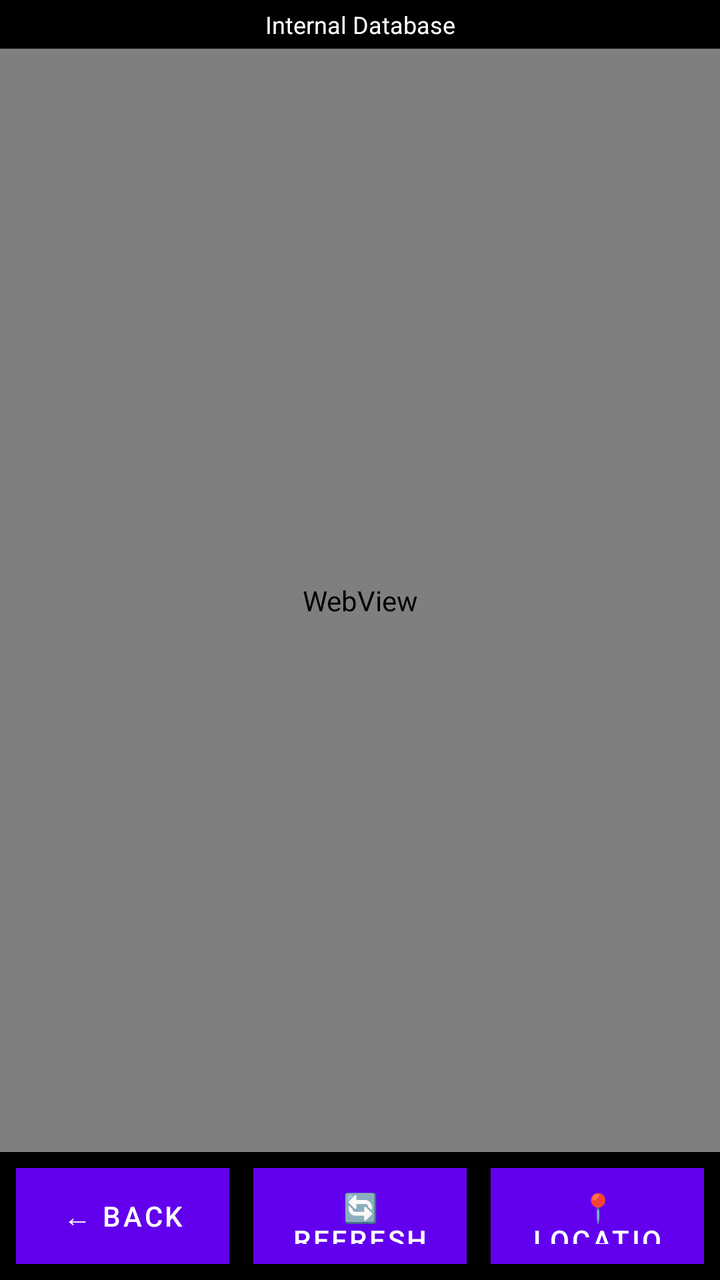
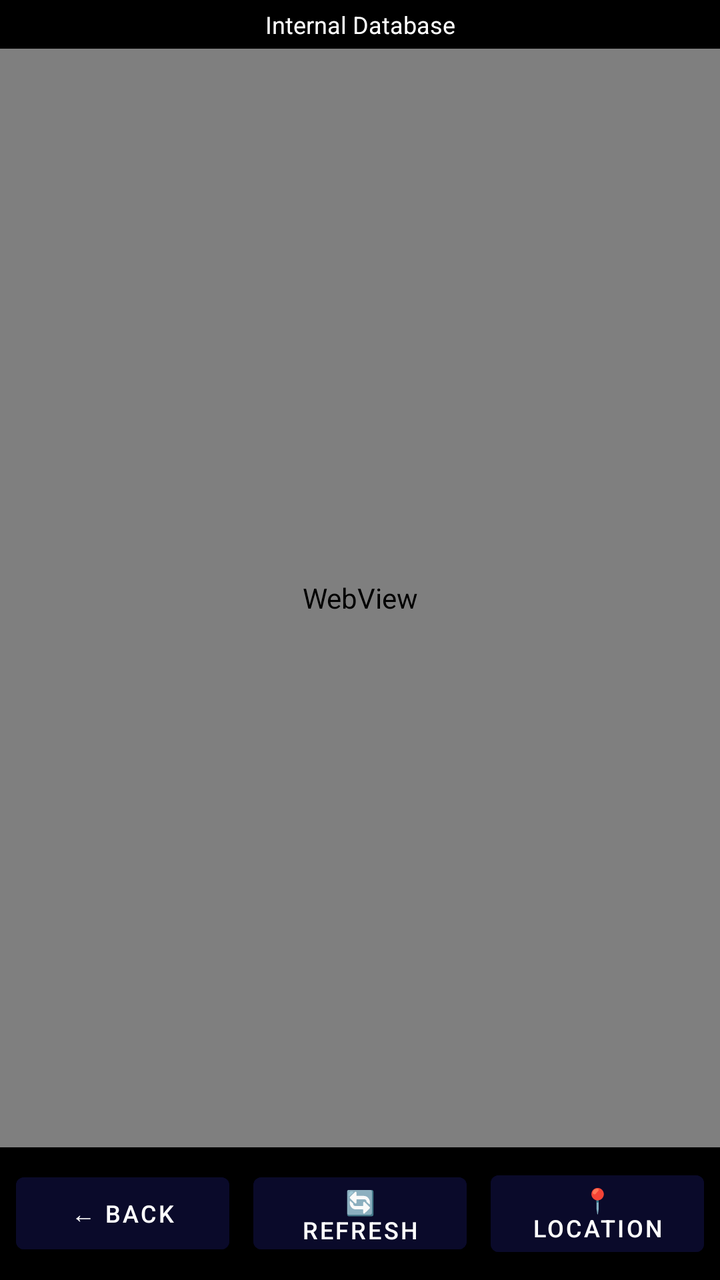

Two renders of the same Android screen: before a commit and after it. Below are the layout's source before the change and the commit's diff.
<!-- AndroidManifest.xml: activity theme Theme.MaterialComponents.DayNight.NoActionBar -->
<!-- res/layout/activity_map.xml -->
<?xml version="1.0" encoding="utf-8"?>
<RelativeLayout xmlns:android="http://schemas.android.com/apk/res/android"
    android:layout_width="match_parent"
    android:layout_height="match_parent"
    android:background="#000000">

    
    <WebView
        android:id="@+id/map_webview"
        android:layout_width="match_parent"
        android:layout_height="match_parent"
        android:layout_above="@+id/button_layout"
        android:layout_below="@+id/db_status_text" />

    
    <TextView
        android:id="@+id/db_status_text"
        android:layout_width="match_parent"
        android:layout_height="wrap_content"
        android:layout_alignParentTop="true"
        android:background="#AA000000"
        android:text="@string/internal_database"
        android:textColor="#FFFFFF"
        android:textSize="12sp"
        android:padding="4dp"
        android:gravity="center" />

    
    <LinearLayout
        android:id="@+id/button_layout"
        android:layout_width="match_parent"
        android:layout_height="wrap_content"
        android:layout_alignParentBottom="true"
        android:orientation="horizontal"
        android:background="#CC000000"
        android:padding="8dp"
        android:gravity="center">

        
        <Button
            android:id="@+id/back_button"
            android:layout_width="0dp"
            android:layout_height="48dp"
            android:layout_weight="1"
            android:layout_marginEnd="8dp"
            android:text="@string/back"
            android:textColor="#FFFFFF"
            android:background="#FF4444"
            android:textSize="14sp" />

        
        <Button
            android:id="@+id/refresh_button"
            android:layout_width="0dp"
            android:layout_height="48dp"
            android:layout_weight="1"
            android:layout_marginStart="4dp"
            android:layout_marginEnd="4dp"
            android:text="@string/refresh"
            android:textColor="#FFFFFF"
            android:background="#4488FF"
            android:textSize="14sp" />

        
        <Button
            android:id="@+id/location_button"
            android:layout_width="0dp"
            android:layout_height="48dp"
            android:layout_weight="1"
            android:layout_marginStart="8dp"
            android:text="@string/location"
            android:textColor="#FFFFFF"
            android:background="#4CAF50"
            android:textSize="14sp" />


    </LinearLayout>

</RelativeLayout>
<!-- resources referenced by this layout -->
<resources>
  <string name="back">← Back</string>
  <string name="internal_database">Internal Database</string>
  <string name="location">📍 Location</string>
  <string name="refresh">🔄 Refresh</string>
</resources>

<!-- the commit's change to res/layout/activity_map.xml (unified diff, before → after) -->
@@ -32,7 +32,7 @@
         android:layout_height="wrap_content"
         android:layout_alignParentBottom="true"
         android:orientation="horizontal"
-        android:background="#CC000000"
+        android:background="#AA000000"
         android:padding="8dp"
         android:gravity="center">
 
@@ -45,8 +45,8 @@
             android:layout_marginEnd="8dp"
             android:text="@string/back"
             android:textColor="#FFFFFF"
-            android:background="#FF4444"
-            android:textSize="14sp" />
+            android:backgroundTint="#0A0A2A"
+            android:textSize="12sp" />
 
         
         <Button
@@ -58,20 +58,20 @@
             android:layout_marginEnd="4dp"
             android:text="@string/refresh"
             android:textColor="#FFFFFF"
-            android:background="#4488FF"
-            android:textSize="14sp" />
+            android:backgroundTint="#0A0A2A"
+            android:textSize="12sp" />
 
         
         <Button
             android:id="@+id/location_button"
             android:layout_width="0dp"
-            android:layout_height="48dp"
+            android:layout_height="wrap_content"
+            android:layout_marginStart="8dp"
             android:layout_weight="1"
-            android:layout_marginStart="8dp"
+            android:backgroundTint="#0A0A2A"
             android:text="@string/location"
             android:textColor="#FFFFFF"
-            android:background="#4CAF50"
-            android:textSize="14sp" />
+            android:textSize="12sp" />
 
 
     </LinearLayout>
